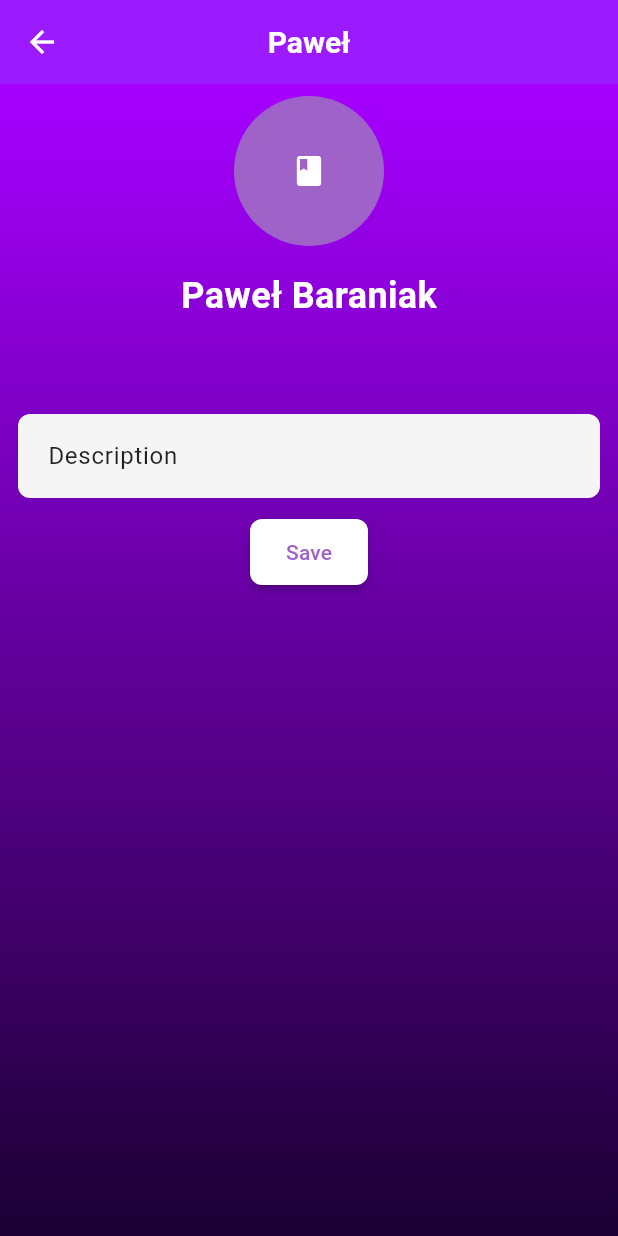
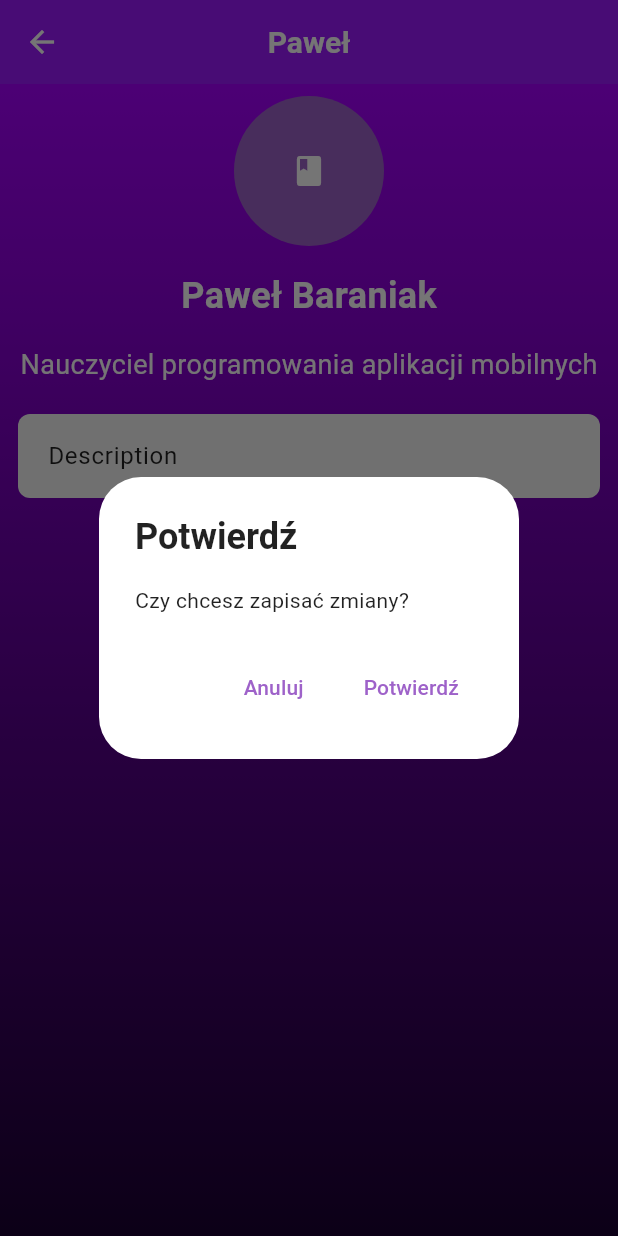
Before and after one commit to TheMalrok/flutter_login_auth_home_classes, a Flutter app: the PersonScreen screen opened directly with sample values from the repository, after a tap on "Save", on a phone screen of 412 x 824 dp. Run offline on Flutter 3.47's test engine with Material 3 defaults, Android fonts, the phone set to English and light mode, and no system bars; our stand-ins replace like_button, shared_preferences; accounts and stored records are empty.

Commit message:
dodano okno potwierdzenia przed zapisaniem zmian w opisie osoby

```diff
--- a/lib/screens/person_screen.dart
+++ b/lib/screens/person_screen.dart
@@ -75,7 +75,34 @@ class _PersonScreenState extends State<PersonScreen> {
                 ElevatedButton(
                   onPressed: () {
                     setState(() {
-                      widget.person.description = _textEditingController.text;
+                      // Show confirmation dialog
+                      showDialog(
+                        context: context,
+                        builder: (BuildContext context) {
+                          return AlertDialog(
+                            title: const Text('Potwierdź'),
+                            content: const Text('Czy chcesz zapisać zmiany?'),
+                            actions: [
+                              TextButton(
+                                onPressed: () {
+                                  Navigator.of(context).pop();
+                                },
+                                child: const Text('Anuluj'),
+                              ),
+                              TextButton(
+                                onPressed: () {
+                                  widget.person.description =
+                                      _textEditingController.text;
+                                  _textEditingController.clear();
+                                  Navigator.of(context).pop();
+                                },
+                                child: const Text('Potwierdź'),
+                              ),
+                            ],
+                          );
+                        },
+                      );
+                      // Clear the text field
                     });
                   },
                   child: const Text('Save'),
```
